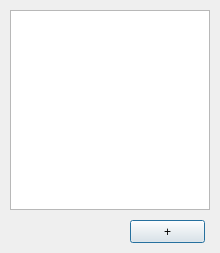
Before: the Qt Designer form paintProgram/dlg_layers.ui in ElliotHarding/paintProgram, drawn with Qt 5.
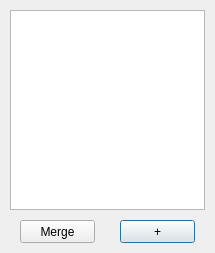
After: the same form once the commit is applied.

```diff
--- a/paintProgram/dlg_layers.ui
+++ b/paintProgram/dlg_layers.ui
@@ -6,7 +6,7 @@
    <rect>
     <x>0</x>
     <y>0</y>
-    <width>220</width>
+    <width>215</width>
     <height>253</height>
    </rect>
   </property>
@@ -16,7 +16,7 @@
   <widget class="QPushButton" name="btn_add">
    <property name="geometry">
     <rect>
-     <x>130</x>
+     <x>120</x>
      <y>220</y>
      <width>75</width>
      <height>23</height>
@@ -31,11 +31,24 @@
     <rect>
      <x>10</x>
      <y>10</y>
-     <width>200</width>
+     <width>195</width>
      <height>200</height>
     </rect>
    </property>
   </widget>
+  <widget class="QPushButton" name="btn_merge">
+   <property name="geometry">
+    <rect>
+     <x>20</x>
+     <y>220</y>
+     <width>75</width>
+     <height>23</height>
+    </rect>
+   </property>
+   <property name="text">
+    <string>Merge</string>
+   </property>
+  </widget>
  </widget>
  <resources/>
  <connections/>
```
